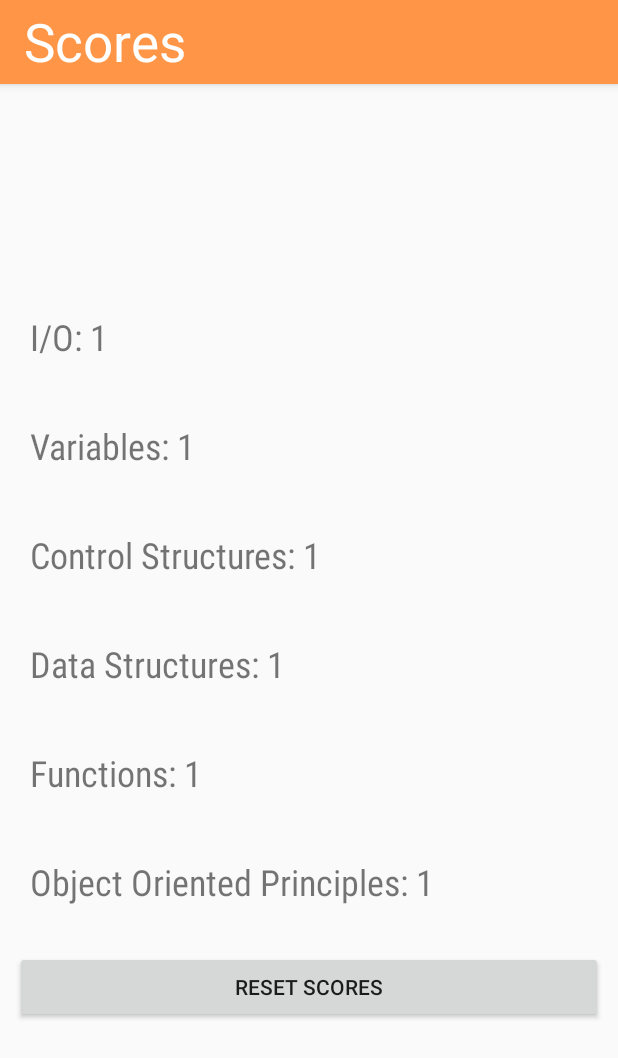
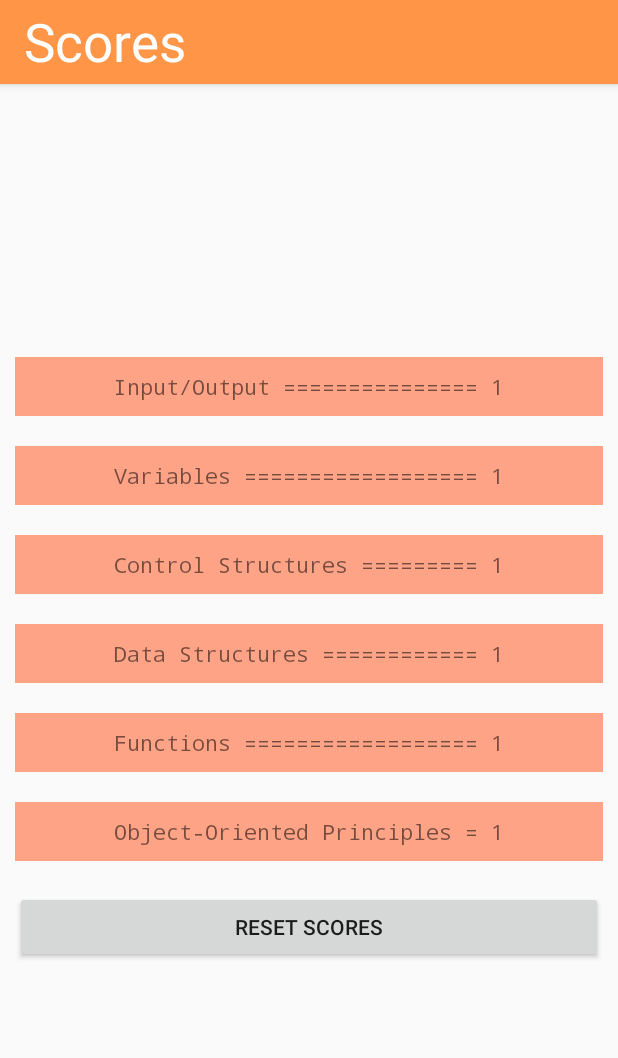
Before and after one commit to dym4xion/JPPwSM, an Android app: the ScoresActivity screen opened directly, with no data from a screen before it, after a tap on "RESET SCORES", on a phone screen of 412 x 824 dp. Shown: the top 1058 px of the screen. Run offline under Robolectric (Android 15) with nearby library versions, the phone set to English and light mode, and no system bars; Roboto replaces fonts that are not available here; 7 statements that could not run were skipped.

Commit message:
Scores GUI tweak.

```diff
--- a/Java_Parsons_Problems/app/src/main/assets/OOP_01_01.txt
+++ b/Java_Parsons_Problems/app/src/main/assets/OOP_01_01.txt
@@ -7,6 +7,6 @@ public class Rectangle {
     width = w; height = h;}
 }
 [distractors]
-public static Rectangle (int w, int h){
-w = width; height = h;
+    public static Rectangle (int w, int h){
+    w = width; height = h;
 [end]
--- a/Java_Parsons_Problems/app/src/main/java/com/example/javaparsonsproblems/MainActivity.java
+++ b/Java_Parsons_Problems/app/src/main/java/com/example/javaparsonsproblems/MainActivity.java
@@ -38,7 +38,7 @@ public class MainActivity extends AppCompatActivity {
         String clickedText = clicked.getText().toString();
         Bundle ex = new Bundle();
 
-        if (clickedText.equals("I/O")) {
+        if (clickedText.equals("INPUT/OUTPUT")) {
             ArrayList<String> studentLevels = readStudentLevels(this);
             Student st = new Student(studentLevels);
             ex.putString("PROB_TOPIC", "IO");
@@ -108,7 +108,7 @@ public class MainActivity extends AppCompatActivity {
             problem.putExtras(ex);
             startActivity(problem);
 
-        } else if (clickedText.equals("OBJECT ORIENTED PRINCIPLES")) {
+        } else if (clickedText.equals("OBJECT-ORIENTED PRINCIPLES")) {
             ArrayList<String> studentLevels = readStudentLevels(this);
             Student st = new Student(studentLevels);
             ex.putString("PROB_TOPIC", "OOP");
@@ -140,8 +140,6 @@ public class MainActivity extends AppCompatActivity {
 
     // Adapted from: https://www.dev2qa.com/android-read-write-internal-storage-file-example/
     public ArrayList<String> readStudentLevels(Context context){
-
-
         String studentString = "";
         try {
             InputStream in = context.openFileInput("studentLVLs.txt");
--- a/Java_Parsons_Problems/app/src/main/java/com/example/javaparsonsproblems/ScoresActivity.java
+++ b/Java_Parsons_Problems/app/src/main/java/com/example/javaparsonsproblems/ScoresActivity.java
@@ -27,34 +27,41 @@ public class ScoresActivity extends AppCompatActivity {
         ArrayList<String> lvls = bun.getStringArrayList("LEVELS");
         // set scores text
         TextView io = findViewById(R.id.io_score_view);
-        io.setText("I/O: " + lvls.get(0));
+        String ioS = String.format("%1$-" + 28 + "s", "Input/Output_").replace(' ', '=').replace('_',' ');
+        io.setText(ioS + " " + lvls.get(0));
         TextView var = findViewById(R.id.var_score_view);
-        var.setText("Variables: " + lvls.get(1));
+        String vS = String.format("%1$-" + 28 + "s", "Variables_").replace(' ', '=').replace('_',' ');
+        var.setText(vS + " " + lvls.get(1));
         TextView con = findViewById(R.id.con_score_view);
-        con.setText("Control Structures: " + lvls.get(2));
+        String cS = String.format("%1$-" + 28 + "s", "Control_Structures_").replace(' ', '=').replace('_',' ');
+        con.setText(cS + " " + lvls.get(2));
         TextView ds = findViewById(R.id.ds_score_view);
-        ds.setText("Data Structures: " + lvls.get(3));
+        String dS = String.format("%1$-" + 28 + "s", "Data_Structures_").replace(' ', '=').replace('_',' ');
+        ds.setText(dS +" " + lvls.get(3));
         TextView fun = findViewById(R.id.fun_score_view);
-        fun.setText("Functions: " + lvls.get(4));
+        String fS = String.format("%1$-" + 28 + "s", "Functions_").replace(' ', '=').replace('_',' ');
+        fun.setText(fS + " " + lvls.get(4));
         TextView oop = findViewById(R.id.oop_score_view);
-        oop.setText("Object Oriented Principles: " + lvls.get(5));
+        String oS = String.format("%1$-" + 28 + "s", "Object-Oriented_Principles_").replace(' ', '=').replace('_',' ');
+        oop.setText(oS + " " + lvls.get(5));
+
     }
 
     public void resetScores(View view){
         MediaPlayer woosh = MediaPlayer.create(ScoresActivity.this,R.raw.woosh); woosh.start();
         writeStudentLevels("1,1,1,1,1,1",this);
         TextView io = findViewById(R.id.io_score_view);
-        io.setText("I/O: 1");
+        io.setText(String.format("%1$-" + 28 + "s", "Input/Output_").replace(' ', '=').replace('_',' ') + " 1");
         TextView var = findViewById(R.id.var_score_view);
-        var.setText("Variables: 1");
+        var.setText(String.format("%1$-" + 28 + "s", "Variables_").replace(' ', '=').replace('_',' ') + " 1");
         TextView con = findViewById(R.id.con_score_view);
-        con.setText("Control Structures: 1");
+        con.setText(String.format("%1$-" + 28 + "s", "Control_Structures_").replace(' ', '=').replace('_',' ') + " 1");
         TextView ds = findViewById(R.id.ds_score_view);
-        ds.setText("Data Structures: 1");
+        ds.setText(String.format("%1$-" + 28 + "s", "Data_Structures_").replace(' ', '=').replace('_',' ') + " 1");
         TextView fun = findViewById(R.id.fun_score_view);
-        fun.setText("Functions: 1");
+        fun.setText(String.format("%1$-" + 28 + "s", "Functions_").replace(' ', '=').replace('_',' ') + " 1");
         TextView oop = findViewById(R.id.oop_score_view);
-        oop.setText("Object Oriented Principles: 1");
+        oop.setText(String.format("%1$-" + 28 + "s", "Object-Oriented_Principles_").replace(' ', '=').replace('_',' ') + " 1");
     }
 
     public void writeStudentLevels(String data, Context context){
--- a/Java_Parsons_Problems/app/src/main/res/layout/activity_main.xml
+++ b/Java_Parsons_Problems/app/src/main/res/layout/activity_main.xml
@@ -13,7 +13,7 @@
         android:background="@color/mainButton"
         android:fontFamily="@font/geo"
         android:onClick="startProblem"
-        android:text="I/O"
+        android:text="INPUT/OUTPUT"
         android:textColor="@android:color/black"
         android:textSize="20sp"
         android:typeface="monospace"
@@ -94,7 +94,7 @@
         android:background="@color/mainButton"
         android:fontFamily="@font/geo"
         android:onClick="startProblem"
-        android:text="OBJECT ORIENTED PRINCIPLES"
+        android:text="OBJECT-ORIENTED PRINCIPLES"
         android:textColor="@android:color/black"
         android:textSize="20sp"
         android:typeface="monospace"
--- a/Java_Parsons_Problems/app/src/main/res/layout/activity_scores.xml
+++ b/Java_Parsons_Problems/app/src/main/res/layout/activity_scores.xml
@@ -13,60 +13,96 @@
         android:layout_width="match_parent"
         android:layout_height="wrap_content"
         android:layout_margin="10dp"
-        android:fontFamily="sans-serif-condensed"
+        android:background="#FFA387"
+        android:fontFamily="monospace"
         android:padding="10dp"
+        android:shadowColor="#9A9A9A"
+        android:shadowDx="0"
+        android:shadowDy="0"
+        android:shadowRadius="0"
         android:text="TextView"
-        android:textSize="24sp" />
+        android:textAlignment="center"
+        android:textSize="14sp" />
 
     <TextView
         android:id="@+id/var_score_view"
         android:layout_width="match_parent"
         android:layout_height="wrap_content"
         android:layout_margin="10dp"
-        android:fontFamily="sans-serif-condensed"
+        android:background="#FFA387"
+        android:fontFamily="monospace"
         android:padding="10dp"
+        android:shadowColor="#9A9A9A"
+        android:shadowDx="0"
+        android:shadowDy="0"
+        android:shadowRadius="0"
         android:text="TextView"
-        android:textSize="24sp" />
+        android:textAlignment="center"
+        android:textSize="14sp" />
 
     <TextView
         android:id="@+id/con_score_view"
         android:layout_width="match_parent"
         android:layout_height="wrap_content"
         android:layout_margin="10dp"
-        android:fontFamily="sans-serif-condensed"
+        android:background="#FFA387"
+        android:fontFamily="monospace"
         android:padding="10dp"
+        android:shadowColor="#9A9A9A"
+        android:shadowDx="0"
+        android:shadowDy="0"
+        android:shadowRadius="0"
         android:text="TextView"
-        android:textSize="24sp" />
+        android:textAlignment="center"
+        android:textSize="14sp" />
 
     <TextView
         android:id="@+id/ds_score_view"
         android:layout_width="match_parent"
         android:layout_height="wrap_content"
         android:layout_margin="10dp"
-        android:fontFamily="sans-serif-condensed"
+        android:background="#FFA387"
+        android:fontFamily="monospace"
         android:padding="10dp"
+        android:shadowColor="#9A9A9A"
+        android:shadowDx="0"
+        android:shadowDy="0"
+        android:shadowRadius="0"
         android:text="TextView"
-        android:textSize="24sp" />
+        android:textAlignment="center"
+        android:textSize="14sp" />
 
     <TextView
         android:id="@+id/fun_score_view"
         android:layout_width="match_parent"
         android:layout_height="wrap_content"
         android:layout_margin="10dp"
-        android:fontFamily="sans-serif-condensed"
+        android:background="#FFA387"
+        android:fontFamily="monospace"
         android:padding="10dp"
+        android:shadowColor="#9A9A9A"
+        android:shadowDx="0"
+        android:shadowDy="0"
+        android:shadowRadius="0"
         android:text="TextView"
-        android:textSize="24sp" />
+        android:textAlignment="center"
+        android:textSize="14sp" />
 
     <TextView
         android:id="@+id/oop_score_view"
         android:layout_width="match_parent"
         android:layout_height="wrap_content"
         android:layout_margin="10dp"
-        android:fontFamily="sans-serif-condensed"
+        android:background="#FFA387"
+        android:fontFamily="monospace"
         android:padding="10dp"
+        android:shadowColor="#9A9A9A"
+        android:shadowDx="0"
+        android:shadowDy="0"
+        android:shadowRadius="0"
         android:text="TextView"
-        android:textSize="24sp" />
+        android:textAlignment="center"
+        android:textSize="14sp" />
 
     <Button
         android:id="@+id/button"
```
